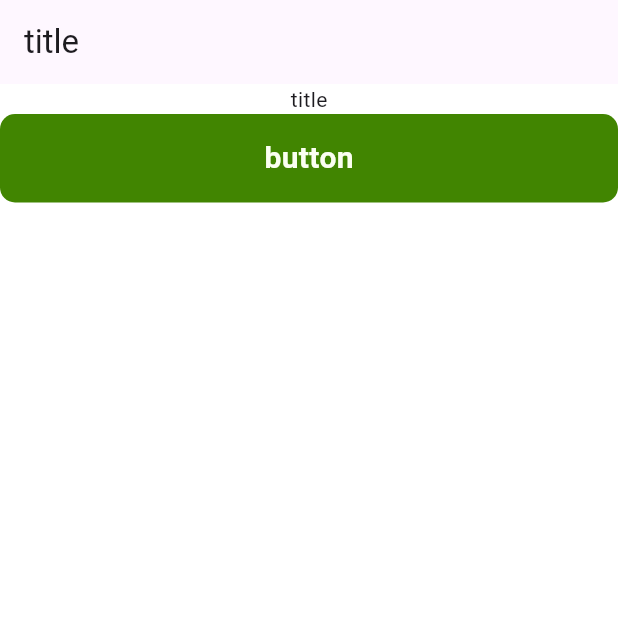
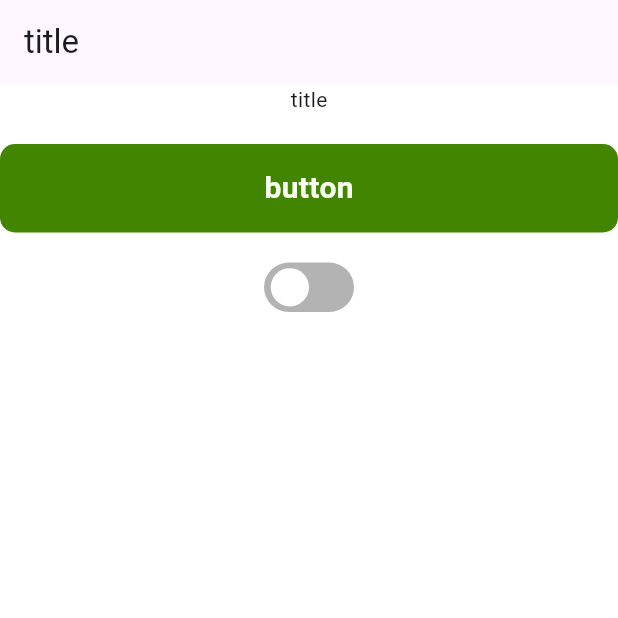
Before and after one commit to gsainfoteam/pot-g-flutter, a Flutter app: the screen it shows after launch, on a phone screen of 412 x 824 dp, the top half of it. Run offline on Flutter 3.47's test engine with Material 3 defaults, Android fonts, the phone set to English and light mode, and no system bars; our stand-ins replace auto_route, dio; missing offline and left inert: dynamic_fonts; generated files the repository leaves out were written again; Roboto replaces fonts that are missing (Pretendard).

Commit message:
feat: make toggle button

```diff
--- /dev/null
+++ b/lib/app/modules/common/presentation/widgets/pot_g_toggle.dart
@@ -0,0 +1,47 @@
+import 'package:flutter/material.dart';
+import 'package:flutter/services.dart';
+import 'package:pot_g/app/values/palette.dart';
+
+class PotGToggle extends StatelessWidget {
+  const PotGToggle({super.key, required this.value, required this.onChanged});
+
+  final bool value;
+  final void Function(bool value) onChanged;
+
+  @override
+  Widget build(BuildContext context) {
+    return GestureDetector(
+      onTap: () {
+        HapticFeedback.lightImpact();
+        onChanged(!value);
+      },
+      child: AnimatedContainer(
+        duration: const Duration(milliseconds: 100),
+        width: 60,
+        height: 33,
+        decoration: BoxDecoration(
+          color: value ? Palette.primary : Palette.grey,
+          borderRadius: BorderRadius.circular(100),
+        ),
+        padding: EdgeInsets.symmetric(horizontal: 4.5),
+        child: Stack(
+          children: [
+            AnimatedAlign(
+              curve: Curves.easeOutQuad,
+              duration: const Duration(milliseconds: 100),
+              alignment: value ? Alignment.centerRight : Alignment.centerLeft,
+              child: Container(
+                width: 25.5,
+                height: 25.5,
+                decoration: BoxDecoration(
+                  color: Palette.white,
+                  borderRadius: BorderRadius.circular(100),
+                ),
+              ),
+            ),
+          ],
+        ),
+      ),
+    );
+  }
+}
--- a/lib/app/modules/main/presentation/pages/main_page.dart
+++ b/lib/app/modules/main/presentation/pages/main_page.dart
@@ -1,11 +1,18 @@
 import 'package:auto_route/annotations.dart';
 import 'package:flutter/material.dart';
 import 'package:pot_g/app/modules/common/presentation/widgets/pot_g_button.dart';
+import 'package:pot_g/app/modules/common/presentation/widgets/pot_g_toggle.dart';
 
 @RoutePage()
-class MainPage extends StatelessWidget {
+class MainPage extends StatefulWidget {
   const MainPage({super.key});
 
+  @override
+  State<MainPage> createState() => _MainPageState();
+}
+
+class _MainPageState extends State<MainPage> {
+  bool _isEnabled = false;
   @override
   Widget build(BuildContext context) {
     return Scaffold(
@@ -13,10 +20,18 @@ class MainPage extends StatelessWidget {
       body: Column(
         children: [
           Text('title'),
+          const SizedBox(height: 20),
           PotGButton(
             onPressed: () {},
             variant: PotGButtonVariant.emphasized,
             child: Text('button'),
+          ),
+          const SizedBox(height: 20),
+          PotGToggle(
+            value: _isEnabled,
+            onChanged: (value) {
+              setState(() => _isEnabled = value);
+            },
           ),
         ],
       ),
```
